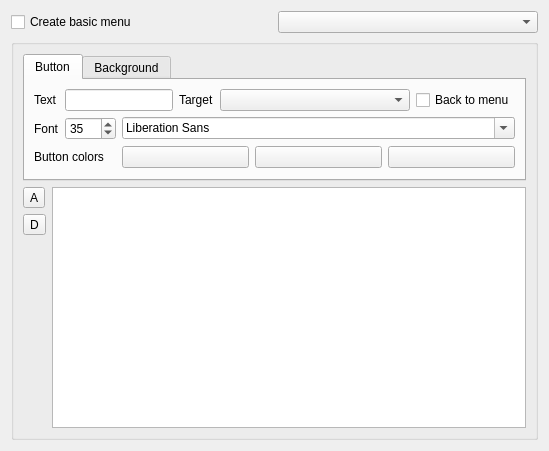
The window that src/widgets/dvdwizardmenu_ui.ui (KDE/kdenlive) describes before a commit, drawn with Qt 5.
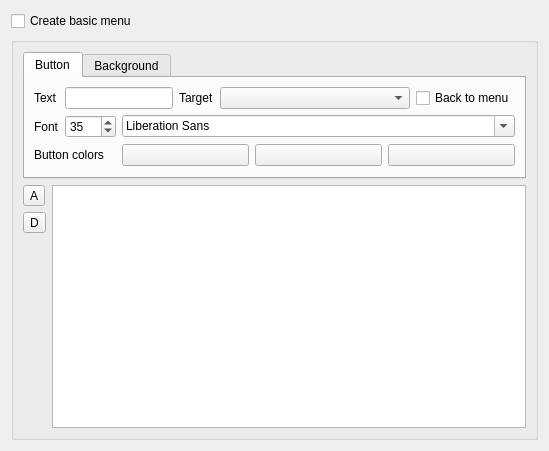
The same window after the commit. Custom widgets are drawn as their Qt base class.

The edit to the form file:
```diff
--- a/src/widgets/dvdwizardmenu_ui.ui
+++ b/src/widgets/dvdwizardmenu_ui.ui
@@ -18,9 +18,6 @@
      </property>
     </widget>
    </item>
-   <item row="0" column="1">
-    <widget class="KComboBox" name="menu_profile"/>
-   </item>
    <item row="1" column="0" colspan="2">
     <widget class="QGroupBox" name="menu_box">
      <property name="title">
```
